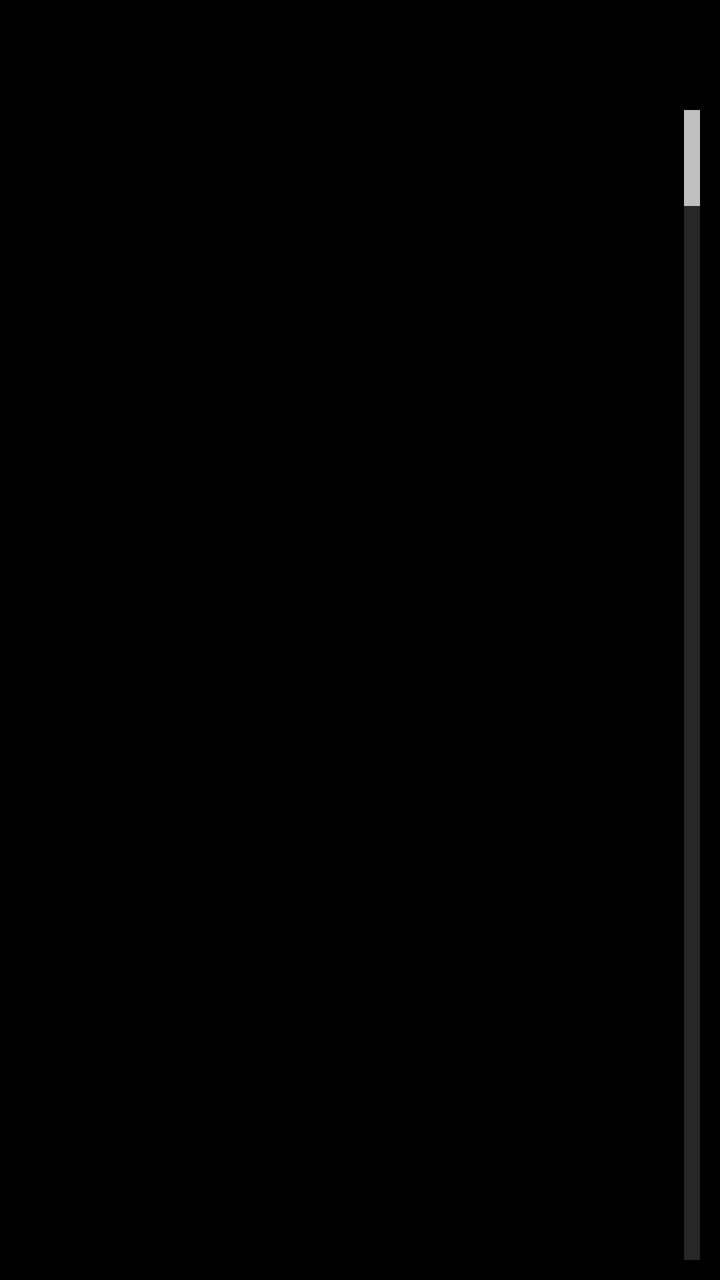
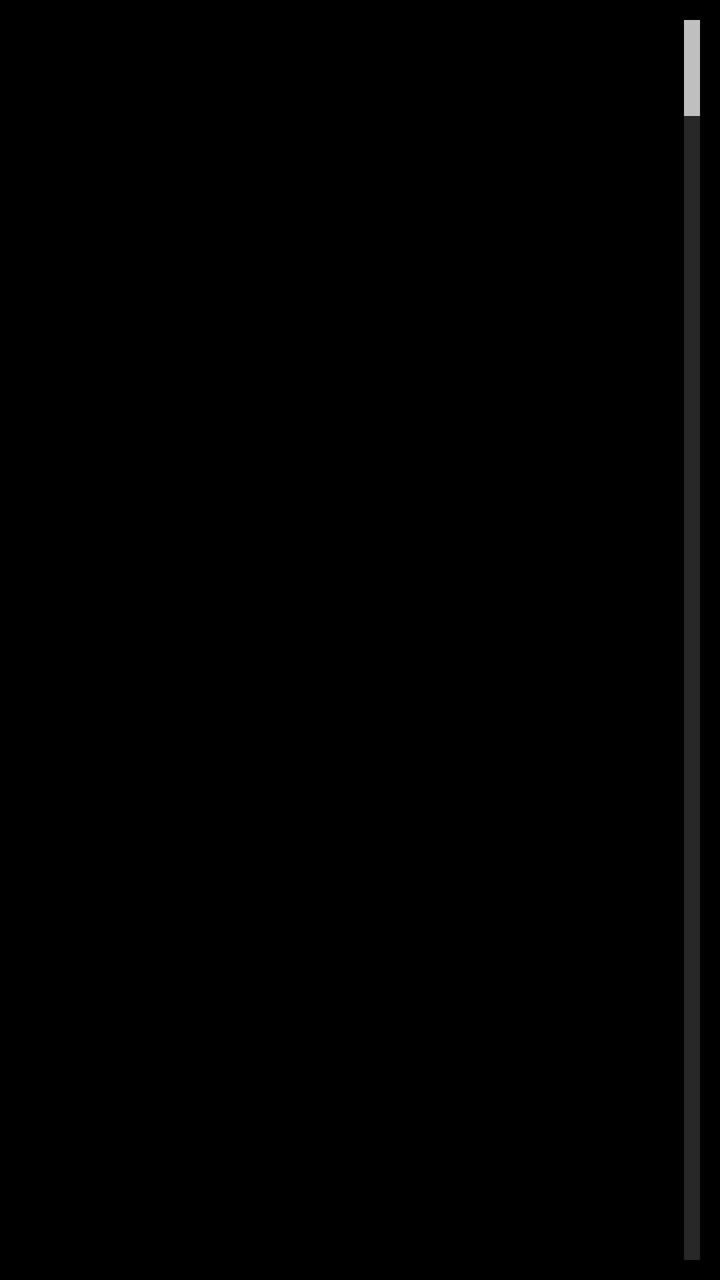

The first picture is an Android layout as it rendered before a commit; the second is the same layout after the commit. The layout source and the unified diff follow.
<!-- AndroidManifest.xml: application theme Apollo.Theme.Dark -->
<!-- res/layout/grid_base.xml -->
<?xml version="1.0" encoding="utf-8"?>
<LinearLayout xmlns:android="http://schemas.android.com/apk/res/android"
    android:layout_width="match_parent"
    android:layout_height="match_parent"
    android:orientation="vertical">

    <androidx.appcompat.widget.Toolbar
        android:id="@+id/grid_toolbar"
        android:layout_width="match_parent"
        android:layout_height="@dimen/toolbar_height" />

    <FrameLayout
        android:id="@+id/grid_base_container"
        android:layout_width="match_parent"
        android:layout_height="match_parent"
        android:padding="@dimen/list_preferred_item_padding">

        <TextView
            android:id="@+id/empty"
            android:layout_width="wrap_content"
            android:layout_height="wrap_content"
            android:layout_gravity="center_vertical|center"
            android:textColor="@color/holo_green"
            android:textSize="@dimen/text_size_large"
            android:textStyle="bold"
            android:visibility="gone" />

        <GridView
            android:id="@+id/grid_base"
            android:layout_width="match_parent"
            android:layout_height="match_parent"
            android:cacheColorHint="@color/transparent"
            android:drawSelectorOnTop="true"
            android:fadingEdge="vertical"
            android:fastScrollEnabled="true"
            android:horizontalSpacing="@dimen/grid_item_spacing"
            android:scrollbarStyle="outsideOverlay"
            android:scrollbars="vertical"
            android:verticalSpacing="@dimen/grid_item_spacing" />

    </FrameLayout>

</LinearLayout>
<!-- resources referenced by this layout -->
<resources>
  <color name="holo_green">#ff19F800</color>
  <color name="transparent">#00000000</color>
  <dimen name="grid_item_spacing">4.0dip</dimen>
  <dimen name="list_preferred_item_padding">10.0dip</dimen>
  <dimen name="text_size_large">18.0sp</dimen>
  <dimen name="toolbar_height">45dp</dimen>
  <style name="Apollo.Theme.Dark" parent="Theme.AppCompat.NoActionBar">
  
          <item name="colorPrimaryDark">#ff0a0a0a</item>
          <item name="windowActionBar">false</item>
          <item name="windowNoTitle">true</item>
          <item name="colorAccent">@android:color/white</item>
          <item name="android:colorBackground">@android:color/black</item>
          <item name="android:windowContentOverlay">@null</item>
      </style>
</resources>

<!-- the commit's change to res/layout/grid_base.xml (unified diff, before → after) -->
@@ -1,43 +1,22 @@
 <?xml version="1.0" encoding="utf-8"?>
 <LinearLayout xmlns:android="http://schemas.android.com/apk/res/android"
+    android:id="@+id/grid_base_container"
     android:layout_width="match_parent"
     android:layout_height="match_parent"
-    android:orientation="vertical">
+    android:orientation="vertical"
+    android:padding="@dimen/list_preferred_item_padding">
 
-    <androidx.appcompat.widget.Toolbar
-        android:id="@+id/grid_toolbar"
-        android:layout_width="match_parent"
-        android:layout_height="@dimen/toolbar_height" />
-
-    <FrameLayout
-        android:id="@+id/grid_base_container"
+    <GridView
+        android:id="@+id/grid_base"
         android:layout_width="match_parent"
         android:layout_height="match_parent"
-        android:padding="@dimen/list_preferred_item_padding">
-
-        <TextView
-            android:id="@+id/empty"
-            android:layout_width="wrap_content"
-            android:layout_height="wrap_content"
-            android:layout_gravity="center_vertical|center"
-            android:textColor="@color/holo_green"
-            android:textSize="@dimen/text_size_large"
-            android:textStyle="bold"
-            android:visibility="gone" />
-
-        <GridView
-            android:id="@+id/grid_base"
-            android:layout_width="match_parent"
-            android:layout_height="match_parent"
-            android:cacheColorHint="@color/transparent"
-            android:drawSelectorOnTop="true"
-            android:fadingEdge="vertical"
-            android:fastScrollEnabled="true"
-            android:horizontalSpacing="@dimen/grid_item_spacing"
-            android:scrollbarStyle="outsideOverlay"
-            android:scrollbars="vertical"
-            android:verticalSpacing="@dimen/grid_item_spacing" />
-
-    </FrameLayout>
+        android:cacheColorHint="@color/transparent"
+        android:drawSelectorOnTop="true"
+        android:fadingEdge="vertical"
+        android:fastScrollEnabled="true"
+        android:horizontalSpacing="@dimen/grid_item_spacing"
+        android:scrollbarStyle="outsideOverlay"
+        android:scrollbars="vertical"
+        android:verticalSpacing="@dimen/grid_item_spacing" />
 
 </LinearLayout>
<!-- resource entries referenced after the edit -->
@@ -1,11 +1,8 @@
 <!-- resources referenced by this layout -->
 <resources>
-  <color name="holo_green">#ff19F800</color>
   <color name="transparent">#00000000</color>
   <dimen name="grid_item_spacing">4.0dip</dimen>
   <dimen name="list_preferred_item_padding">10.0dip</dimen>
-  <dimen name="text_size_large">18.0sp</dimen>
-  <dimen name="toolbar_height">45dp</dimen>
   <style name="Apollo.Theme.Dark" parent="Theme.AppCompat.NoActionBar">
   
           <item name="colorPrimaryDark">#ff0a0a0a</item>
